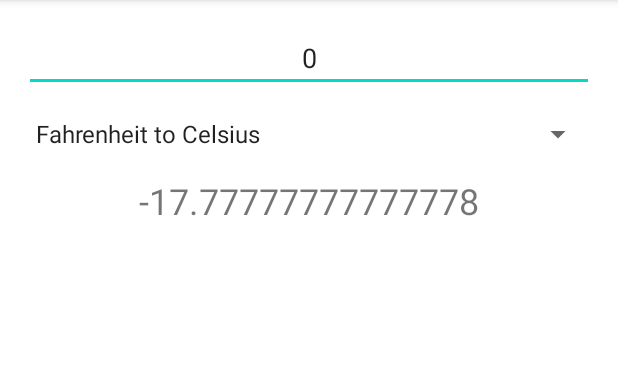
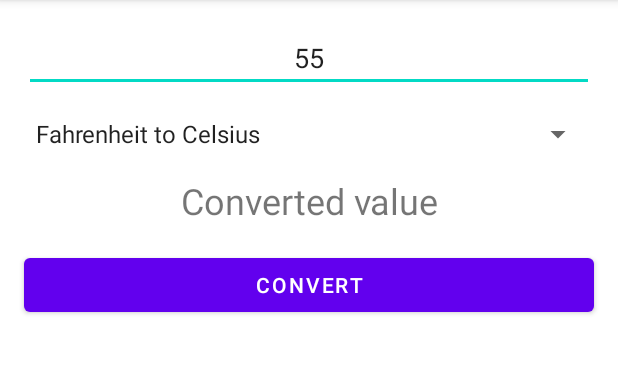
Before and after one commit to duartecancela/TemperatureConverter, an Android app: the screen it shows after launch (MainActivity), on a phone screen of 412 x 824 dp, the part 84-458 px from its top. Run offline under Robolectric (Android 15) with nearby library versions, the phone set to English and light mode, and no system bars.

Commit message:
add button

```diff
--- a/app/src/main/java/com/example/temperatureconverter/MainActivity.kt
+++ b/app/src/main/java/com/example/temperatureconverter/MainActivity.kt
@@ -5,6 +5,7 @@ import android.os.Bundle
 import android.view.View
 import android.widget.AdapterView
 import android.widget.ArrayAdapter
+import android.widget.Button
 import android.widget.EditText
 import android.widget.Spinner
 import android.widget.TextView
@@ -33,21 +34,24 @@ class MainActivity : AppCompatActivity() {
             spinner.adapter = adapter
         }
 
-        val insertedTemperature : String  = editTextInsertTemp.text.toString()
-        val insertedTemperatureFloat : Float = insertedTemperature.toFloat()
-        var temperatureResult = 0.0
+
+        val buttonConvert = findViewById<Button>(R.id.buttonConvert)
 
         spinner.onItemSelectedListener = object :
             AdapterView.OnItemSelectedListener {
             override fun onItemSelected(parent: AdapterView<*>, view: View?, pos: Int, id: Long) {
                 // An item was selected. You can retrieve the selected item using
                 // parent.getItemAtPosition(pos)
-//                Toast.makeText(this@MainActivity, parent.getItemAtPosition(pos).toString(),
-//                    Toast.LENGTH_SHORT).show()
+
+                val insertedTemperature : String  = editTextInsertTemp.text.toString()
+                val insertedTemperatureFloat : Float = insertedTemperature.toFloat()
+                var temperatureResult: Double
+
+                buttonConvert.setOnClickListener {
 
                     if(parent.getItemAtPosition(pos).toString() == "Fahrenheit to Celsius"){
 
-                    temperatureResult = insertedTemperatureFloat - 32 / 1.80
+                        temperatureResult = insertedTemperatureFloat - 32.0 / 1.80
 
                         textViewConverted.text = temperatureResult.toString()
 
@@ -58,13 +62,16 @@ class MainActivity : AppCompatActivity() {
 
                     if(parent.getItemAtPosition(pos).toString() == "Celsius to Fahrenheit"){
 
-                    temperatureResult = (insertedTemperatureFloat * 1.8) / 32
+                        temperatureResult = (insertedTemperatureFloat * 1.8) / 32.0
 
-                    textViewConverted.text = insertedTemperatureFloat.toString()
+                        textViewConverted.text = temperatureResult.toString()
 
                         Toast.makeText(this@MainActivity, "C to F",
                             Toast.LENGTH_SHORT).show()
                     }
+                }
+
+
             }
 
             override fun onNothingSelected(parent: AdapterView<*>) {
--- a/app/src/main/res/layout/activity_main.xml
+++ b/app/src/main/res/layout/activity_main.xml
@@ -16,7 +16,7 @@
         android:ems="10"
         android:hint="@string/edit_text_insert_temp"
         android:inputType="number|textPersonName"
-        android:text="0"
+        android:text="55"
         android:textAlignment="center"
         app:layout_constraintEnd_toEndOf="parent"
         app:layout_constraintHorizontal_bias="0.0"
@@ -51,6 +51,17 @@
         app:layout_constraintStart_toStartOf="parent"
         app:layout_constraintTop_toBottomOf="@+id/spinnerModes" />
 
+    <Button
+        android:id="@+id/buttonConvert"
+        android:layout_width="0dp"
+        android:layout_height="wrap_content"
+        android:layout_marginStart="16dp"
+        android:layout_marginTop="16dp"
+        android:layout_marginEnd="16dp"
+        android:text="@string/button_convert"
+        app:layout_constraintEnd_toEndOf="parent"
+        app:layout_constraintStart_toStartOf="parent"
+        app:layout_constraintTop_toBottomOf="@+id/textViewConverted" />
 
 
 </androidx.constraintlayout.widget.ConstraintLayout>
--- a/app/src/main/res/values/strings.xml
+++ b/app/src/main/res/values/strings.xml
@@ -3,6 +3,7 @@
 
     <string name="textViewResult">Converted value</string>
     <string name="edit_text_insert_temp">Insert Temperature</string>
+    <string name="button_convert">Convert</string>
 
     <string-array name="conversion_modes">
         <item>Fahrenheit to Celsius</item>
```
Lines whose indentation alone changed are shown as unchanged.
